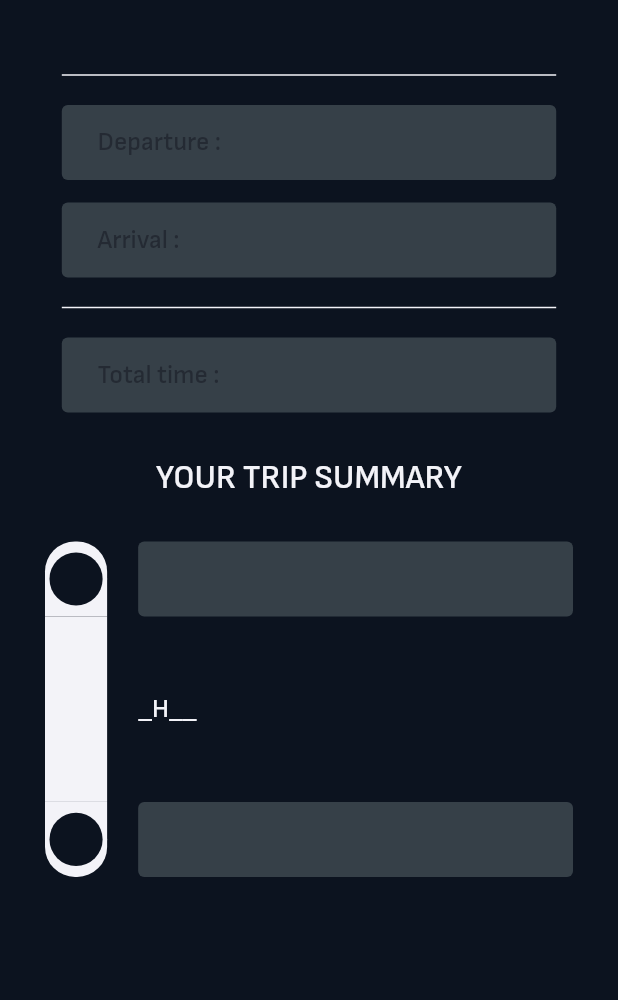
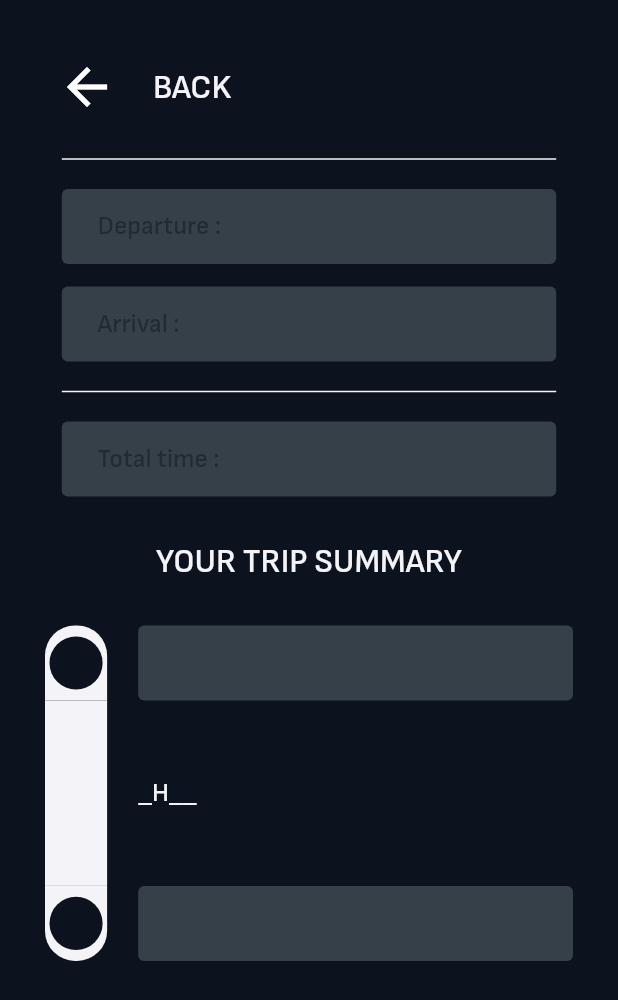
Before and after one commit to EliottClavier/T-AIA-901, a Flutter app: the ItineraryPage screen opened directly with empty values, on a phone screen of 412 x 824 dp. Shown: the top 1000 px of the screen. Run offline on Flutter 3.47's test engine with Material 2 defaults, Android fonts, the light colour scheme and no system bars; our stand-ins replace avatar_glow, speech_to_text; missing offline and left inert: dart:ffi; project files that could hold a hidden picture were left out.

Commit message:
[AIA-STYLE] Fix style and improve navigation bar color

```diff
--- a/mobile/lib/main.dart
+++ b/mobile/lib/main.dart
@@ -10,6 +10,7 @@ import 'services/NavigationService.dart';
 void main(){
   SystemChrome.setSystemUIOverlayStyle(SystemUiOverlayStyle(
     statusBarColor: AppColors.backgroundColor,
+    systemNavigationBarColor: AppColors.backgroundColor,
   ));
 
   FlutterError.onError = (error) {
--- a/mobile/lib/screens/ItineraryPage.dart
+++ b/mobile/lib/screens/ItineraryPage.dart
@@ -1,4 +1,5 @@
 import 'package:flutter/material.dart';
+import 'package:mobile/services/NavigationService.dart';
 import 'package:mobile/widgets/CustomText.dart';
 import 'package:mobile/widgets/ItineraryComponent.dart';
 import 'package:mobile/widgets/ItineraryComponentDot.dart';
@@ -11,7 +12,7 @@ class ItineraryPage extends StatelessWidget {
 
   ItineraryPage({required this.itineraryResponse});
 
-  String getCurrentStep(int index) {
+  String _getCurrentStep(int index) {
     if (index == 0) {
       return itineraryResponse.departure;
     } else if (index == itineraryResponse.steps.length + 1) {
@@ -19,6 +20,18 @@ class ItineraryPage extends StatelessWidget {
     } else {
       return itineraryResponse.steps[index - 1];
     }
+  }
+
+  Widget _createEmptyContainer() {
+    return Container(
+        decoration: BoxDecoration(
+          // No border
+          border: Border.all(
+            color: Colors.transparent,
+            width: 0,
+          ),
+        )
+    );
   }
 
   @override
@@ -32,7 +45,23 @@ class ItineraryPage extends StatelessWidget {
             itemBuilder: (context, index) {
               return Column(
                 children: [
-                  if (index == 0)
+                  if (index == 0) ... [
+                    AppBar(
+                      backgroundColor: AppColors.backgroundColor,
+                      elevation: 0,
+                      title: CustomText(
+                        text: "Back",
+                        fontSize: 22.0,
+                        fontWeight: FontWeight.w600,
+                      ),
+                      leading: IconButton(
+                        icon: Icon(Icons.arrow_back),
+                        iconSize: 40.0,
+                        onPressed: () {
+                          NavigationService.backToVoiceRecognitionPage();
+                        },
+                      )
+                    ),
                     Container(
                       width: MediaQuery.of(context).size.width * 0.8,
                       child: Column(
@@ -70,6 +99,7 @@ class ItineraryPage extends StatelessWidget {
                         ],
                       ),
                     ),
+                  ],
                   Row(
                     mainAxisAlignment: MainAxisAlignment.spaceBetween,
                     crossAxisAlignment: CrossAxisAlignment.start,
@@ -86,12 +116,12 @@ class ItineraryPage extends StatelessWidget {
                       ),
                       Expanded(
                         flex: 1,
-                        child: Container(),
+                        child: _createEmptyContainer(),
                       ),
                       Expanded(
                         flex: 14,
                         child: ItineraryComponent(
-                          text: "${getCurrentStep(index)}",
+                          text: "${_getCurrentStep(index)}",
                         ),
                       )
                     ],
@@ -101,7 +131,7 @@ class ItineraryPage extends StatelessWidget {
                       Expanded(
                         flex: 2,
                         child: index == itineraryResponse.steps.length + 1 ?
-                        Container() :
+                        _createEmptyContainer() :
                         Container(
                           height: MediaQuery.of(context).size.height * 0.15,
                           color: AppColors.whiteColor,
@@ -109,12 +139,12 @@ class ItineraryPage extends StatelessWidget {
                       ),
                       Expanded(
                         flex: 1,
-                        child: Container(),
+                        child: _createEmptyContainer(),
                       ),
                       Expanded(
                         flex: 14,
                         child: index == itineraryResponse.steps.length + 1 ?
-                        Container() :
+                        _createEmptyContainer() :
                         Container(
                             height: MediaQuery.of(context).size.height * 0.15,
                             alignment: Alignment.centerLeft,
--- a/mobile/lib/widgets/ItineraryComponent.dart
+++ b/mobile/lib/widgets/ItineraryComponent.dart
@@ -1,4 +1,5 @@
 import 'package:flutter/cupertino.dart';
+import 'package:flutter/material.dart';
 
 import '../utils/AppColors.dart';
 import 'CustomText.dart';
--- a/mobile/pubspec.yaml
+++ b/mobile/pubspec.yaml
@@ -7,9 +7,10 @@ environment:
 dependencies:
   flutter:
     sdk: flutter
-  speech_to_text: ^6.2.0
+  speech_to_text: ^6.3.0
   neumorphic_button: ^0.0.1+2
   http: ^0.13.3
+  avatar_glow: ^2.0.2
 
 flutter:
   assets:
```
Also changed, not shown: mobile/lib/screens/VoiceRecognitionPage.dart (+25 -12 lines), mobile/pubspec.lock, 1 other file.
